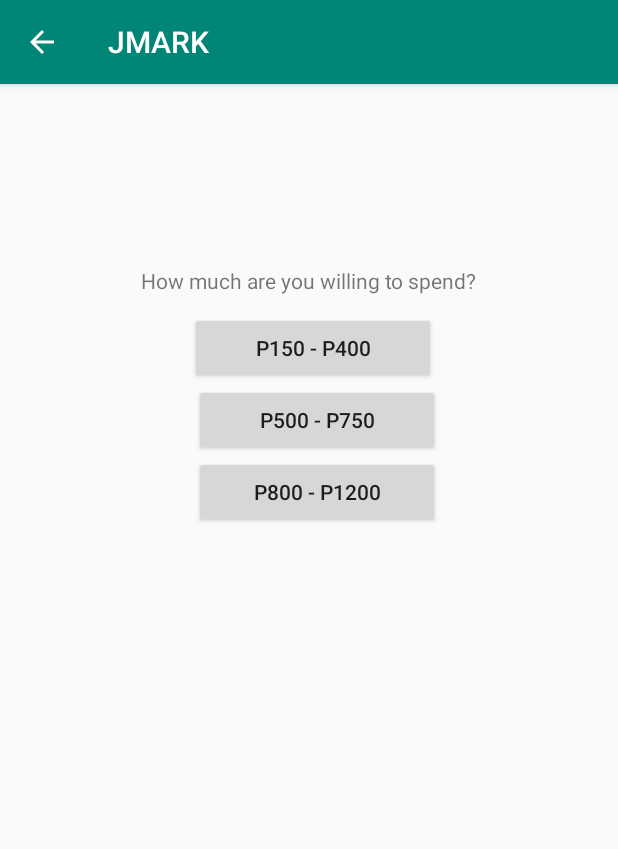
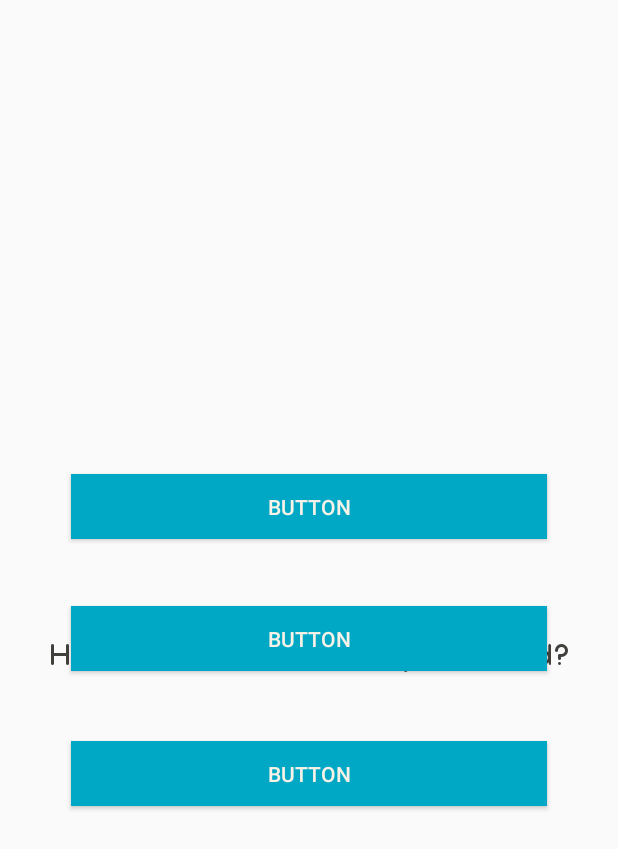
Before and after one commit to homerghad/JMARK, an Android app: the LetMeChooseActivity screen opened directly, with no data from a screen before it, on a phone screen of 412 x 824 dp. Shown: the top 849 px of the screen. Run offline under Robolectric (Android 15) with nearby library versions, the phone set to English and light mode, and no system bars.

Commit message:
Revised main and let me choose activity

```diff
--- a/app/src/main/java/com/example/jmark/activity/MainActivity.java
+++ b/app/src/main/java/com/example/jmark/activity/MainActivity.java
@@ -13,6 +13,8 @@ public class MainActivity extends AppCompatActivity {
     protected void onCreate(Bundle savedInstanceState) {
         super.onCreate(savedInstanceState);
         setContentView(R.layout.activity_main);
+
+
     }
 
     public void goToChooseForUsActivity(View view) {
--- a/app/src/main/res/layout/activity_let_me_choose.xml
+++ b/app/src/main/res/layout/activity_let_me_choose.xml
@@ -10,70 +10,70 @@
         android:id="@+id/textView5"
         android:layout_width="wrap_content"
         android:layout_height="wrap_content"
+        android:layout_marginBottom="371dp"
+        android:layout_marginEnd="164dp"
+        android:layout_marginLeft="162dp"
+        android:layout_marginRight="164dp"
         android:layout_marginStart="162dp"
-        android:layout_marginLeft="162dp"
         android:layout_marginTop="121dp"
-        android:layout_marginEnd="164dp"
-        android:layout_marginRight="164dp"
-        android:layout_marginBottom="371dp"
         android:text="How much are you willing to spend?"
+        android:textColor="@color/colorGray"
+        android:textSize="22sp"
+        app:fontFamily="@font/abc"
         app:layout_constraintBottom_toBottomOf="parent"
         app:layout_constraintEnd_toEndOf="parent"
-        app:layout_constraintHorizontal_bias="0.493"
+        app:layout_constraintHorizontal_bias="0.495"
         app:layout_constraintStart_toStartOf="parent"
         app:layout_constraintTop_toTopOf="parent"
-        app:layout_constraintVertical_bias="0.0" />
+        app:layout_constraintVertical_bias="1.0" />
 
     <Button
         android:id="@+id/button4"
-        android:layout_width="164dp"
-        android:layout_height="wrap_content"
-        android:layout_marginStart="147dp"
-        android:layout_marginLeft="147dp"
-        android:layout_marginTop="11dp"
-        android:layout_marginEnd="149dp"
-        android:layout_marginRight="149dp"
-        android:layout_marginBottom="312dp"
-        android:onClick="goToChosenRestaurantActivity"
-        android:text="P150 - P400"
-        app:layout_constraintBottom_toBottomOf="parent"
-        app:layout_constraintEnd_toEndOf="parent"
-        app:layout_constraintHorizontal_bias="0.428"
-        app:layout_constraintStart_toStartOf="parent"
-        app:layout_constraintTop_toBottomOf="@+id/textView5"
-        app:layout_constraintVertical_bias="0.0" />
-
-    <Button
-        android:id="@+id/button7"
-        android:layout_width="164dp"
-        android:layout_height="wrap_content"
-        android:layout_marginStart="115dp"
-        android:layout_marginLeft="115dp"
-        android:layout_marginEnd="105dp"
-        android:layout_marginRight="105dp"
-        android:layout_marginBottom="264dp"
-        android:onClick="goToChosenRestaurantActivity"
-        android:text="P500 - P750"
+        android:layout_width="317dp"
+        android:layout_height="43dp"
+        android:layout_marginBottom="8dp"
+        android:layout_marginTop="8dp"
+        android:background="@color/colorTeal"
+        android:text="Button"
+        android:textColor="@color/colorWhite"
         app:layout_constraintBottom_toBottomOf="parent"
         app:layout_constraintEnd_toEndOf="parent"
         app:layout_constraintStart_toStartOf="parent"
-        app:layout_constraintTop_toBottomOf="@+id/button4"
-        app:layout_constraintVertical_bias="0.0" />
+        app:layout_constraintTop_toTopOf="parent"
+        app:layout_constraintVertical_bias="0.636"
+        tools:text="P1000 - P1500" />
 
     <Button
-        android:id="@+id/button8"
-        android:layout_width="164dp"
-        android:layout_height="wrap_content"
-        android:layout_marginStart="115dp"
-        android:layout_marginLeft="115dp"
-        android:layout_marginEnd="105dp"
-        android:layout_marginRight="105dp"
-        android:layout_marginBottom="216dp"
-        android:onClick="goToChosenRestaurantActivity"
-        android:text="P800 - P1200"
+        android:id="@+id/button11"
+        android:layout_width="317dp"
+        android:layout_height="43dp"
+        android:layout_marginBottom="8dp"
+        android:layout_marginTop="8dp"
+        android:background="@color/colorTeal"
+        android:text="Button"
+        android:textColor="@color/colorWhite"
         app:layout_constraintBottom_toBottomOf="parent"
         app:layout_constraintEnd_toEndOf="parent"
         app:layout_constraintStart_toStartOf="parent"
-        app:layout_constraintTop_toBottomOf="@+id/button7"
-        app:layout_constraintVertical_bias="0.0" />
+        app:layout_constraintTop_toTopOf="parent"
+        app:layout_constraintVertical_bias="0.518"
+        tools:text="P400 - P700" />
+
+    <Button
+        android:id="@+id/button10"
+        android:layout_width="317dp"
+        android:layout_height="43dp"
+        android:layout_marginBottom="8dp"
+        android:layout_marginTop="8dp"
+        android:background="@color/colorTeal"
+        android:text="Button"
+        android:textColor="@color/colorWhite"
+        app:layout_constraintBottom_toBottomOf="parent"
+        app:layout_constraintEnd_toEndOf="parent"
+        app:layout_constraintHorizontal_bias="0.501"
+        app:layout_constraintStart_toStartOf="parent"
+        app:layout_constraintTop_toTopOf="parent"
+        app:layout_constraintVertical_bias="0.403"
+        tools:text="P150 - 300" />
+
 </android.support.constraint.ConstraintLayout>
--- a/app/src/main/res/layout/activity_main.xml
+++ b/app/src/main/res/layout/activity_main.xml
@@ -14,52 +14,63 @@
 
     </LinearLayout>-->
 
+
     <TextView
         android:id="@+id/textView"
         android:layout_width="wrap_content"
         android:layout_height="wrap_content"
-        android:text="Where to eat?"
+        android:text="Where do you want to eat?"
+        android:textColor="@color/colorGray"
+        android:textSize="24sp"
+        app:fontFamily="@font/abc"
         app:layout_constraintBottom_toBottomOf="parent"
+        app:layout_constraintEnd_toEndOf="parent"
         app:layout_constraintLeft_toLeftOf="parent"
         app:layout_constraintRight_toRightOf="parent"
+        app:layout_constraintStart_toStartOf="parent"
         app:layout_constraintTop_toTopOf="parent"
-        app:layout_constraintVertical_bias="0.304" />
+        app:layout_constraintVertical_bias="0.412" />
 
     <Button
         android:id="@+id/button"
         android:layout_width="300dp"
         android:layout_height="43dp"
+        android:layout_marginBottom="8dp"
+        android:layout_marginEnd="8dp"
+        android:layout_marginLeft="8dp"
+        android:layout_marginRight="8dp"
         android:layout_marginStart="8dp"
-        android:layout_marginLeft="8dp"
         android:layout_marginTop="8dp"
-        android:layout_marginEnd="8dp"
-        android:layout_marginRight="8dp"
-        android:layout_marginBottom="8dp"
+        android:background="@color/colorTeal"
         android:onClick="goToChooseForUsActivity"
-        android:text="Choose for me!"
+        android:text="Choose for me"
+        android:textColor="@color/colorWhite"
+        app:fontFamily="@font/abc"
         app:layout_constraintBottom_toBottomOf="parent"
         app:layout_constraintEnd_toEndOf="parent"
         app:layout_constraintStart_toStartOf="parent"
         app:layout_constraintTop_toTopOf="parent"
-        app:layout_constraintVertical_bias="0.378" />
+        app:layout_constraintVertical_bias="0.637" />
 
     <Button
         android:id="@+id/button2"
         android:layout_width="300dp"
-        android:layout_height="43dp"
+        android:layout_height="41dp"
+        android:layout_marginBottom="8dp"
+        android:layout_marginEnd="8dp"
+        android:layout_marginLeft="8dp"
+        android:layout_marginRight="8dp"
         android:layout_marginStart="8dp"
-        android:layout_marginLeft="8dp"
         android:layout_marginTop="8dp"
-        android:layout_marginEnd="8dp"
-        android:layout_marginRight="8dp"
-        android:layout_marginBottom="8dp"
+        android:background="@color/colorTeal"
         android:onClick="goToLetMeChooseActivity"
         android:text="let me choose"
+        android:textColor="@color/colorWhite"
+        app:fontFamily="@font/abc"
         app:layout_constraintBottom_toBottomOf="parent"
         app:layout_constraintEnd_toEndOf="parent"
-        app:layout_constraintHorizontal_bias="0.494"
         app:layout_constraintStart_toStartOf="parent"
         app:layout_constraintTop_toTopOf="parent"
-        app:layout_constraintVertical_bias="0.455" />
+        app:layout_constraintVertical_bias="0.533" />
 
 </android.support.constraint.ConstraintLayout>
--- a/app/src/main/res/values/colors.xml
+++ b/app/src/main/res/values/colors.xml
@@ -3,4 +3,9 @@
     <color name="colorPrimary">#008577</color>
     <color name="colorPrimaryDark">#00574B</color>
     <color name="colorAccent">#98053b</color>
+
+    <color name="colorWhite">#f9f2e7</color>
+    <color name="colorGray">#42403d</color>
+    <color name="colorTeal">#00a8c6</color>
+    <color name="shadeTeal">#0097b2</color>
 </resources>
--- a/app/src/main/res/values/styles.xml
+++ b/app/src/main/res/values/styles.xml
@@ -1,7 +1,7 @@
 <resources>
 
     <!-- Base application theme. -->
-    <style name="AppTheme" parent="Theme.AppCompat.Light.DarkActionBar">
+    <style name="AppTheme" parent="Theme.AppCompat.Light.NoActionBar">
         <!-- Customize your theme here. -->
         <item name="colorPrimary">@color/colorPrimary</item>
         <item name="colorPrimaryDark">@color/colorPrimaryDark</item>
```
Also changed, not shown: app/src/main/res/font/abc.ttf (added), app/src/main/res/font/icons.ttf (added).
